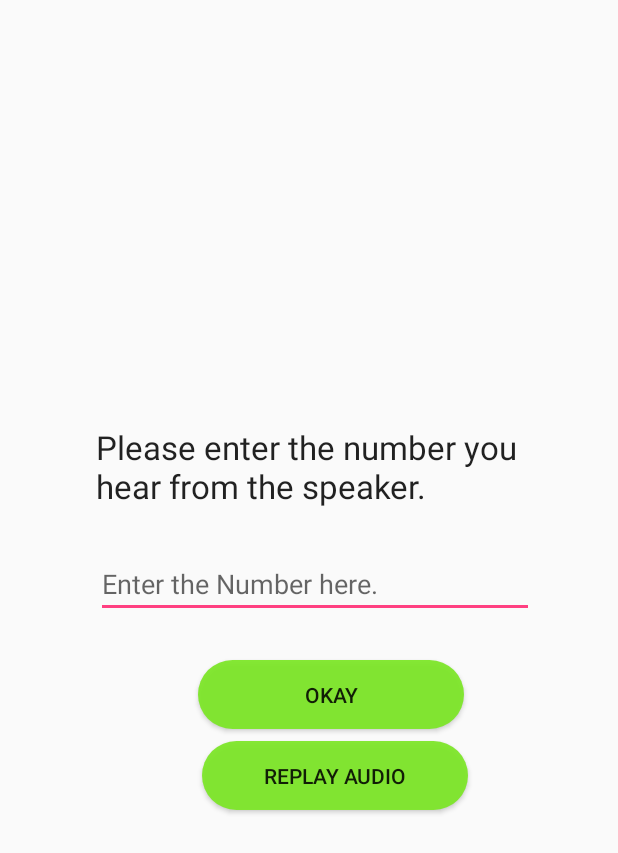
After one commit to ABCRATUL/MobileDiagonisticApp, an Android app: the layout activity_speaker_test.xml on its own in the app's theme, with its tools: preview values and no code run, on a phone screen of 412 x 824 dp. The commit adds this screen. Shown: the top 853 px of the screen. Run offline under Robolectric (Android 15) with nearby library versions, the phone set to English and light mode, and no system bars.

Commit message:
Added Speaker test.

```diff
--- a/app/src/main/java/com/example/pronoymukherjee/hyperxchangediagnosticnew/Activities/ManualTestScreen.java
+++ b/app/src/main/java/com/example/pronoymukherjee/hyperxchangediagnosticnew/Activities/ManualTestScreen.java
@@ -9,6 +9,7 @@ import android.widget.GridView;
 
 import com.example.pronoymukherjee.hyperxchangediagnosticnew.Adapters.ManualGridAdapter;
 import com.example.pronoymukherjee.hyperxchangediagnosticnew.Helper.Constants;
+import com.example.pronoymukherjee.hyperxchangediagnosticnew.ManualTestActivities.SpeakerTest;
 import com.example.pronoymukherjee.hyperxchangediagnosticnew.ManualTestActivities.TouchScreenTest;
 import com.example.pronoymukherjee.hyperxchangediagnosticnew.R;
 
@@ -26,8 +27,8 @@ public class ManualTestScreen extends AppCompatActivity {
                 getApplicationContext());
         _testGrid.setAdapter(adapter);
         adapter.notifyDataSetChanged();
-        /*Intent intent=new Intent(ManualTestScreen.this, TouchScreenTest.class);
-        startActivity(intent);*/
+        Intent intent=new Intent(ManualTestScreen.this, SpeakerTest.class);
+        startActivity(intent);
     }
     private void initializeViews() {
         _successBucket=findViewById(R.id.successTestManual);
--- a/app/src/main/java/com/example/pronoymukherjee/hyperxchangediagnosticnew/Helper/Constants.java
+++ b/app/src/main/java/com/example/pronoymukherjee/hyperxchangediagnosticnew/Helper/Constants.java
@@ -20,6 +20,10 @@ public class Constants {
 
     public static String TEST_STATUS_DIALOG_KEY ="testStatus";
     public static String TEST_STATUS_KEY="statusTestKey";
+    public static int TEST_TIMER=5000;
+    public static String SPEAKER_VOLUME_MSG="Please make sure that your media volume is hearable.";
+
+
 
     /**
      * This is the method to fill the automated test list.
@@ -51,4 +55,6 @@ public class Constants {
         manualTestList.add(new Test("Charger Test",0,R.drawable.ic_charger_test));
         manualTestList.add(new Test("Headphone Test",0,R.drawable.ic_headphone_jack_test));
     }
+    public static int TOUCH_SCREEN_CODE=1;
+    public static int SPEAKER_CODE=2;
 }
--- /dev/null
+++ b/app/src/main/res/layout/activity_speaker_test.xml
@@ -0,0 +1,66 @@
+<?xml version="1.0" encoding="utf-8"?>
+<android.support.constraint.ConstraintLayout xmlns:android="http://schemas.android.com/apk/res/android"
+    xmlns:app="http://schemas.android.com/apk/res-auto"
+    xmlns:tools="http://schemas.android.com/tools"
+    android:layout_width="300dp"
+    android:layout_gravity="center"
+    android:layout_height="wrap_content"
+    style="@style/Animation.AppCompat.Dialog"
+    tools:context=".ManualTestActivities.SpeakerTest">
+
+    <android.support.v7.widget.AppCompatTextView
+        android:id="@+id/appCompatTextView"
+        android:layout_width="match_parent"
+        android:layout_height="wrap_content"
+        android:layout_marginEnd="8dp"
+        android:layout_marginStart="8dp"
+        android:layout_marginTop="8dp"
+        android:text="@string/speaker_test_message"
+        android:textAppearance="?android:attr/textAppearanceLarge"
+        app:layout_constraintEnd_toEndOf="parent"
+        app:layout_constraintHorizontal_bias="0.0"
+        app:layout_constraintStart_toStartOf="parent"
+        app:layout_constraintTop_toTopOf="parent" />
+
+    <android.support.v7.widget.AppCompatEditText
+        android:id="@+id/userInputSpeaker"
+        android:layout_width="match_parent"
+        android:layout_height="wrap_content"
+        android:layout_marginStart="8dp"
+        android:layout_marginTop="28dp"
+        android:hint="@string/speaker_hint"
+        app:layout_constraintEnd_toEndOf="parent"
+        app:layout_constraintStart_toStartOf="parent"
+        app:layout_constraintTop_toBottomOf="@+id/appCompatTextView" />
+
+    <android.support.v7.widget.AppCompatButton
+        android:id="@+id/speakerOkayButton"
+        android:layout_width="177dp"
+        android:layout_height="46dp"
+        android:layout_marginEnd="8dp"
+        android:layout_marginStart="64dp"
+        android:layout_marginTop="28dp"
+        android:background="@drawable/rectangle_rounded_shape"
+        android:text="@string/okay"
+        app:layout_constraintEnd_toEndOf="parent"
+        app:layout_constraintHorizontal_bias="0.233"
+        app:layout_constraintStart_toStartOf="parent"
+        app:layout_constraintTop_toBottomOf="@+id/userInputSpeaker" />
+
+    <android.support.v7.widget.AppCompatButton
+        android:id="@+id/speakerReplayButton"
+        android:layout_width="177dp"
+        android:layout_height="46dp"
+        android:layout_marginBottom="8dp"
+        android:layout_marginEnd="44dp"
+        android:layout_marginStart="8dp"
+        android:layout_marginTop="8dp"
+        android:background="@drawable/rectangle_rounded_shape"
+        android:text="@string/replay_audio"
+        app:layout_constraintBottom_toBottomOf="parent"
+        app:layout_constraintEnd_toEndOf="parent"
+        app:layout_constraintHorizontal_bias="1.0"
+        app:layout_constraintStart_toStartOf="parent"
+        app:layout_constraintTop_toBottomOf="@+id/speakerOkayButton"
+        app:layout_constraintVertical_bias="0.0" />
+</android.support.constraint.ConstraintLayout>
--- a/app/src/main/res/values/strings.xml
+++ b/app/src/main/res/values/strings.xml
@@ -7,4 +7,7 @@
     <string name="ops_we_need_all_the_permissions_to_diagnosis_the_device">Ops! We need all the permissions to diagnosis the device.</string>
     <string name="okay">Okay</string>
     <string name="exit_app">Exit App</string>
+    <string name="speaker_test_message">Please enter the number you hear from the speaker.</string>
+    <string name="speaker_hint">Enter the Number here.</string>
+    <string name="replay_audio">Replay Audio</string>
 </resources>
```
Also changed, not shown: app/src/main/AndroidManifest.xml (+6 -2 lines), app/src/main/java/com/example/pronoymukherjee/hyperxchangediagnosticnew/ManualTestActivities/SpeakerTest.java (added, +122 -0 lines), app/src/main/java/com/example/pronoymukherjee/hyperxchangediagnosticnew/ManualTestActivities/TouchScreenTest.java (+6 -3 lines), app/src/main/java/com/example/pronoymukherjee/hyperxchangediagnosticnew/ManualTestHelper/PixelGridView.java (+21 -1 lines).
